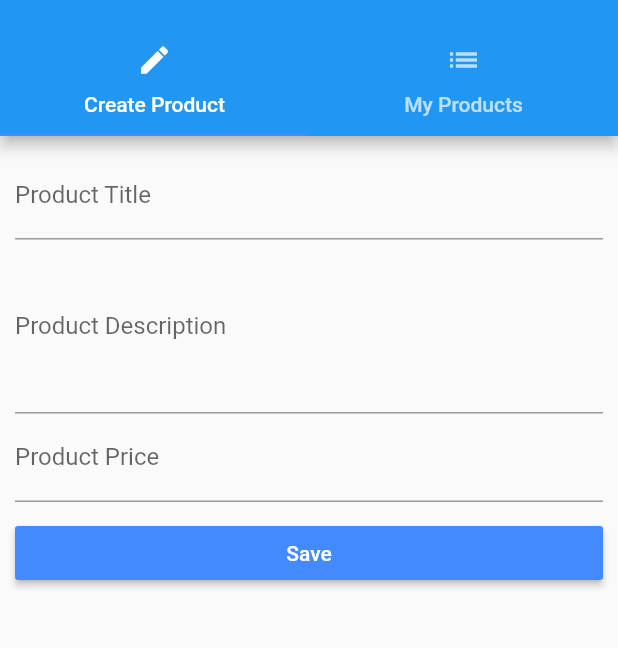
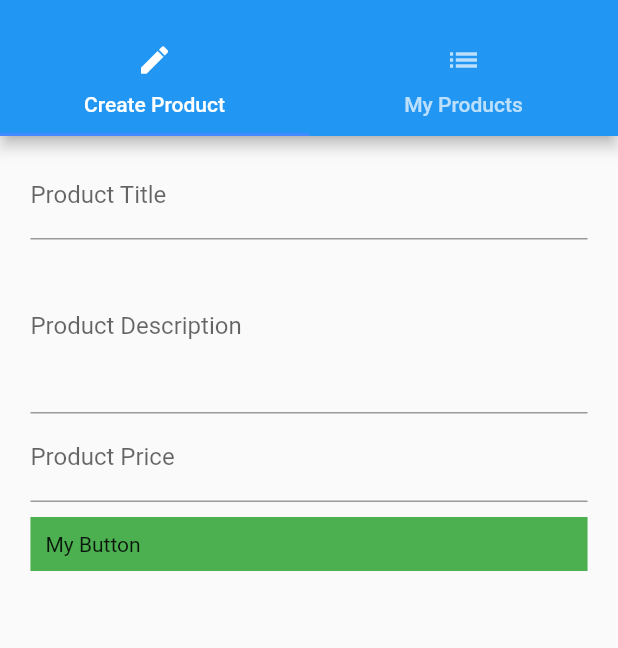
Before and after one commit to thiZguy/FlutterCourse, a Flutter app: the ProductAdminScreen screen opened by its route, on a phone screen of 412 x 824 dp, the part 59-707 px from its top. Run offline on Flutter 3.47's test engine with Material 2 defaults, Android fonts, the phone set to English and light mode, and no system bars.

```diff
--- a/lib/screens/create_product.dart
+++ b/lib/screens/create_product.dart
@@ -16,11 +16,12 @@ class ProductCreateState extends State<ProductCreateTab> {
   String _titleValue = '';
   String _descriptionValue = '';
   double _price;
+  final GlobalKey<FormState> _formKey = GlobalKey<FormState>();
 
   Widget _buildProductTitleTextField() {
-    return TextField(
+    return TextFormField(
       decoration: InputDecoration(labelText: 'Product Title'),
-      onChanged: (String value) {
+      onSaved: (String value) {
         setState(() {
           _titleValue = value;
         });
@@ -29,10 +30,10 @@ class ProductCreateState extends State<ProductCreateTab> {
   }
 
   Widget _buildProductDescriptionTextField() {
-    return TextField(
+    return TextFormField(
       decoration: InputDecoration(labelText: 'Product Description'),
       maxLines: 4,
-      onChanged: (String value) {
+      onSaved: (String value) {
         setState(() {
           _descriptionValue = value;
         });
@@ -41,10 +42,10 @@ class ProductCreateState extends State<ProductCreateTab> {
   }
 
   Widget _buildProductPriceTextField() {
-    return TextField(
+    return TextFormField(
       decoration: InputDecoration(labelText: 'Product Price'),
       keyboardType: TextInputType.number,
-      onChanged: (String value) {
+      onSaved: (String value) {
         setState(() {
           _price = double.parse(value);
         });
@@ -53,6 +54,7 @@ class ProductCreateState extends State<ProductCreateTab> {
   }
 
   void _submitForm(){
+    _formKey.currentState.save();
     final Map<String, dynamic> product = {
       'title': _titleValue,
       'description': _descriptionValue,
@@ -65,21 +67,36 @@ class ProductCreateState extends State<ProductCreateTab> {
 
   @override
   Widget build(BuildContext context) {
+    final double thewidth =  MediaQuery.of(context).size.width;
+    final double the1width = thewidth > 550.0 ? 500.0 : thewidth * 0.95;
+    final double the2width = thewidth - the1width;
     return Container(
       margin: EdgeInsets.all(10.0),
-      child:ListView(
+      child:Form(
+        key: _formKey,
+       child: ListView(
+         padding: EdgeInsets.symmetric(horizontal: the2width / 2),
          children: <Widget>[
            _buildProductTitleTextField(),
            _buildProductDescriptionTextField(),
            _buildProductPriceTextField(),
            SizedBox(height: 10.0,),
-          RaisedButton(
-            child: Text('Save'),
-            textColor: Colors.white,
-            color: Theme.of(context).accentColor,
-            onPressed: _submitForm,
+//          RaisedButton(
+//            child: Text('Save'),
+//            textColor: Colors.white,
+//            color: Theme.of(context).accentColor,
+//            onPressed: _submitForm,
+//          )
+           GestureDetector(
+             onTap: _submitForm,
+             child: Container(
+               color: Colors.green,
+               padding: EdgeInsets.all(10.0),
+               child: Text('My Button'),
+             ),
            )
          ],
+       ),
       )
     );
   }
--- a/lib/screens/product_admin.dart
+++ b/lib/screens/product_admin.dart
@@ -9,12 +9,8 @@ class ProductAdminScreen extends StatelessWidget {
 
   ProductAdminScreen(this.addProduct, this.deleteProduct);
 
-  @override
-  Widget build(BuildContext context) {
-    return DefaultTabController(
-        length: 2,
-        child: Scaffold(
-            drawer: Drawer(
+  Drawer _buildNavegationDrawerElement(BuildContext context) {
+    return Drawer(
       child: Column(
         children: <Widget>[
           AppBar(
@@ -30,7 +26,15 @@ class ProductAdminScreen extends StatelessWidget {
           )
         ],
       ),
-            ),
+    );
+  }
+
+  @override
+  Widget build(BuildContext context) {
+    return DefaultTabController(
+        length: 2,
+        child: Scaffold(
+            drawer: _buildNavegationDrawerElement(context),
             appBar: AppBar(
               title: Text('Product Admin'),
               bottom: TabBar(tabs: [
```
Also changed, not shown: lib/main.dart (+4 -3 lines), lib/screens/auth.dart (+48 -30 lines), lib/screens/product.dart (+19 -7 lines). Lines whose indentation alone changed are shown as unchanged.
